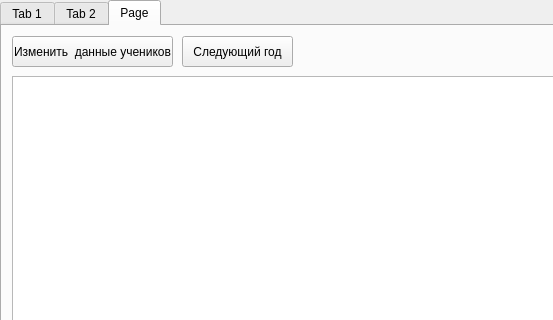
Qt form admin_window.ui (Chiff001/-QT) before a commit; both pictures show x 0 to 553 and y 0 to 320 of the 772 by 497 pixel window.
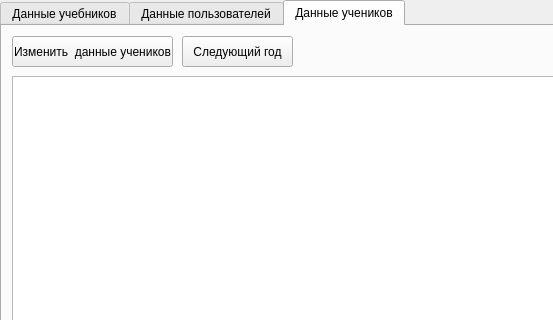
The same form after that commit.

The edit to the form file:
```diff
--- a/admin_window.ui
+++ b/admin_window.ui
@@ -28,7 +28,7 @@
     </property>
     <widget class="QWidget" name="tab">
      <attribute name="title">
-      <string>Tab 1</string>
+      <string>Данные учебников</string>
      </attribute>
      <widget class="QTableWidget" name="tableWidget">
       <property name="geometry">
@@ -82,7 +82,7 @@
     </widget>
     <widget class="QWidget" name="tab_2">
      <attribute name="title">
-      <string>Tab 2</string>
+      <string>Данные пользователей</string>
      </attribute>
      <widget class="QPushButton" name="pushButton2">
       <property name="geometry">
@@ -136,7 +136,7 @@
     </widget>
     <widget class="QWidget" name="tab_3">
      <attribute name="title">
-      <string>Page</string>
+      <string>Данные учеников</string>
      </attribute>
      <widget class="QPushButton" name="pushButton3">
       <property name="geometry">
```
